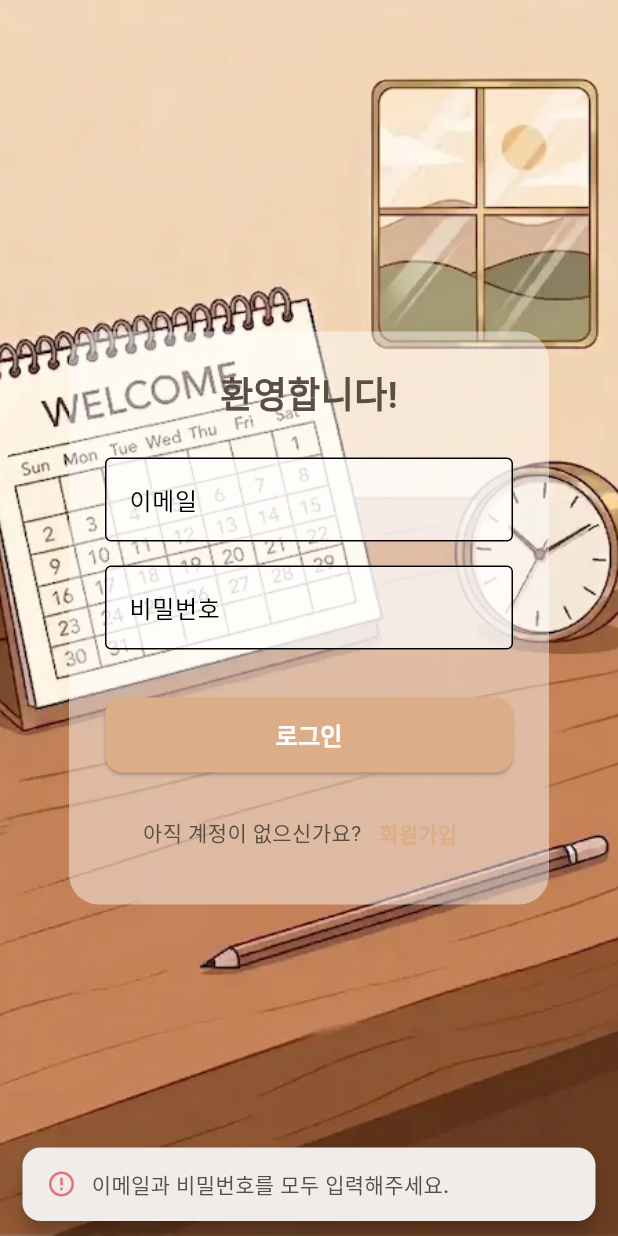
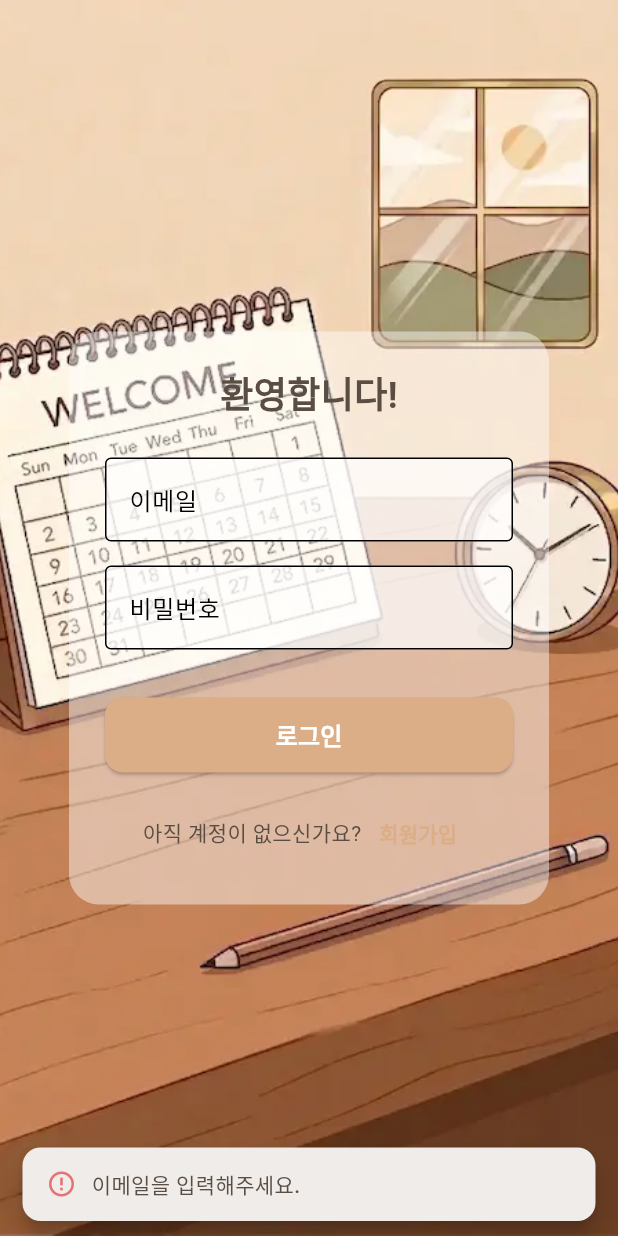
Before and after one commit to Routine-Connect/RoutineBridge, a Flutter app: the screen it shows after launch, after a tap on "로그인", on a phone screen of 412 x 824 dp. Run offline on Flutter 3.47's test engine with Material 3 defaults, Android fonts, the phone set to English and light mode, and no system bars; our stand-ins replace fl_chart, flutter_secure_storage, image_picker, permission_handler, phosphor_flutter, vibration; Roboto replaces fonts that are missing (Pretendard).

Commit message:
feat : 로그인 검증 로직 강화

```diff
--- a/lib/ui/screen/login_screen.dart
+++ b/lib/ui/screen/login_screen.dart
@@ -31,13 +31,29 @@ class _LoginScreenState extends State<LoginScreen> {
     final String email = _emailController.text.trim();
     final String password = _passwordController.text;
 
-    // 빈 칸 검사
-    if (email.isEmpty || password.isEmpty) {
-      CustomSnackBar.show(
-        context,
-        message: '이메일과 비밀번호를 모두 입력해주세요.',
-        isError: true,
-      );
+    // 🚀 1. 이메일 빈 칸 검사
+    if (email.isEmpty) {
+      CustomSnackBar.show(context, message: '이메일을 입력해주세요.', isError: true);
+      return;
+    }
+
+    // 🚀 2. 이메일 형식(정규표현식) 검사
+    // 올바른 이메일 형태(예: user@domain.com)인지 프론트에서 먼저 거릅니다.
+    final emailRegex = RegExp(r'^[a-zA-Z0-9._%+-]+@[a-zA-Z0-9.-]+\.[a-zA-Z]{2,}$');
+    if (!emailRegex.hasMatch(email)) {
+      CustomSnackBar.show(context, message: '올바른 이메일 형식을 입력해주세요.', isError: true);
+      return;
+    }
+
+    // 🚀 3. 비밀번호 빈 칸 검사
+    if (password.isEmpty) {
+      CustomSnackBar.show(context, message: '비밀번호를 입력해주세요.', isError: true);
+      return;
+    }
+
+    // 🚀 4. 비밀번호 최소 길이 검사 (백엔드 설정에 맞게 수정하세요. 보통 6~8자리)
+    if (password.length < 4) {
+      CustomSnackBar.show(context, message: '비밀번호는 4자리 이상입니다.', isError: true);
       return;
     }
 
@@ -108,6 +124,7 @@ class _LoginScreenState extends State<LoginScreen> {
                   TextField(
                     controller: _emailController,
                     keyboardType: TextInputType.emailAddress,
+                    textInputAction: TextInputAction.next,
                     decoration: const InputDecoration(
                       labelText: '이메일',
                       border: OutlineInputBorder(),
@@ -121,6 +138,8 @@ class _LoginScreenState extends State<LoginScreen> {
                   TextField(
                     controller: _passwordController,
                     obscureText: true,
+                    textInputAction: TextInputAction.done,
+                    onSubmitted: (_) => _loginToServer(),
                     decoration: const InputDecoration(
                       labelText: '비밀번호',
                       border: OutlineInputBorder(),
```
